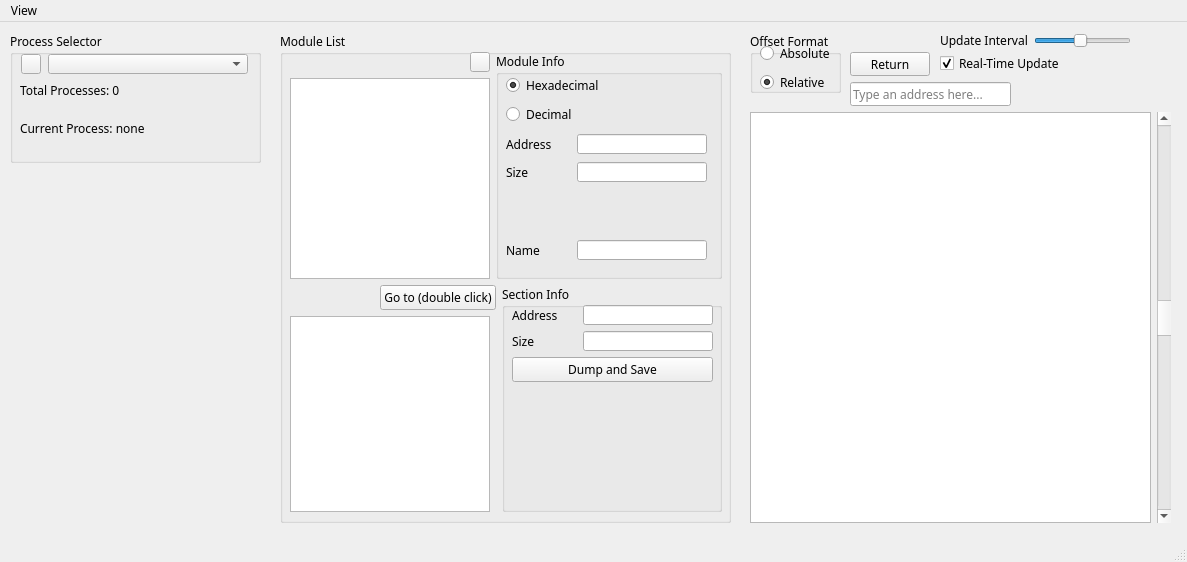
Qt form cmainwindow.ui (kvakazabra/memObserver) before a commit.
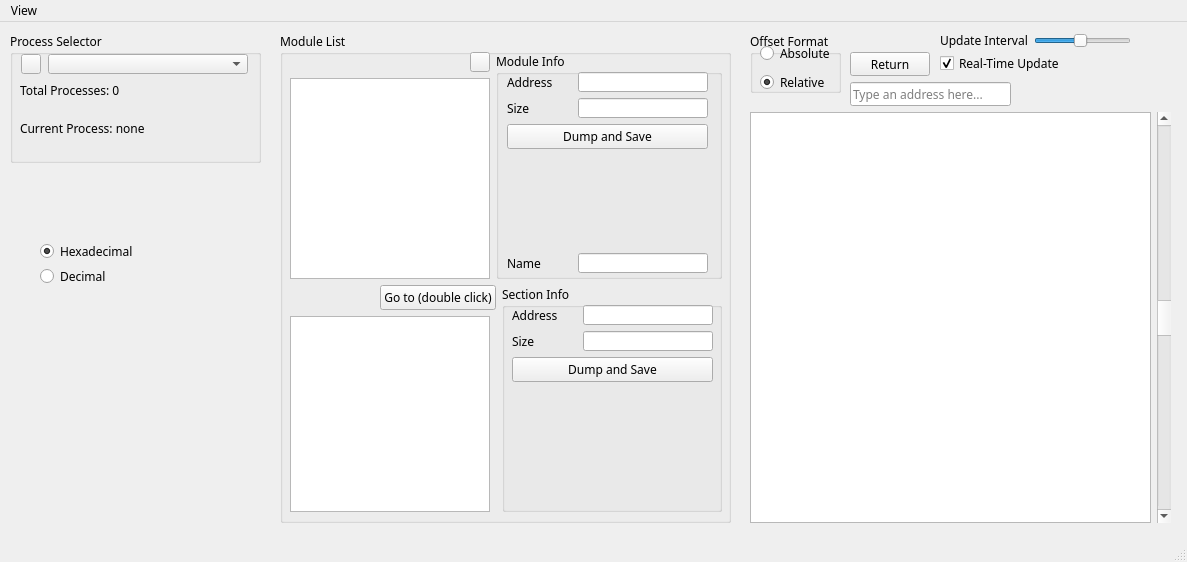
The same form after that commit. Icons and pictures are not drawn.

Commit message: Add module dumper

The edit to the form file:
```diff
--- a/cmainwindow.ui
+++ b/cmainwindow.ui
@@ -303,43 +303,16 @@
           <property name="title">
            <string>Module Info</string>
           </property>
-          <widget class="QWidget" name="layoutWidget">
+          <widget class="QWidget" name="">
            <property name="geometry">
             <rect>
-             <x>10</x>
+             <x>11</x>
              <y>20</y>
              <width>201</width>
-             <height>191</height>
+             <height>201</height>
             </rect>
            </property>
            <layout class="QVBoxLayout" name="verticalLayout_2">
-            <item>
-             <layout class="QVBoxLayout" name="verticalLayout_4">
-              <item>
-               <widget class="QRadioButton" name="moduleInfoHexadecimalButton">
-                <property name="text">
-                 <string>Hexadecimal</string>
-                </property>
-                <property name="iconSize">
-                 <size>
-                  <width>16</width>
-                  <height>16</height>
-                 </size>
-                </property>
-                <property name="checked">
-                 <bool>true</bool>
-                </property>
-               </widget>
-              </item>
-              <item>
-               <widget class="QRadioButton" name="moduleInfoDecimalButton">
-                <property name="text">
-                 <string>Decimal</string>
-                </property>
-               </widget>
-              </item>
-             </layout>
-            </item>
             <item>
              <layout class="QHBoxLayout" name="horizontalLayout_2">
               <property name="sizeConstraint">
@@ -424,18 +397,44 @@
               </item>
              </layout>
             </item>
+            <item>
+             <widget class="QPushButton" name="dumpModuleButton">
+              <property name="text">
+               <string>Dump and Save</string>
+              </property>
+             </widget>
+            </item>
+            <item>
+             <widget class="QLabel" name="dumpModuleLastMessageLabel">
+              <property name="minimumSize">
+               <size>
+                <width>0</width>
+                <height>60</height>
+               </size>
+              </property>
+              <property name="inputMethodHints">
+               <set>Qt::ImhMultiLine</set>
+              </property>
+              <property name="text">
+               <string/>
+              </property>
+              <property name="alignment">
+               <set>Qt::AlignLeading|Qt::AlignLeft|Qt::AlignTop</set>
+              </property>
+              <property name="wordWrap">
+               <bool>true</bool>
+              </property>
+             </widget>
+            </item>
             <item>
              <spacer name="verticalSpacer">
               <property name="orientation">
                <enum>Qt::Vertical</enum>
               </property>
-              <property name="sizeType">
-               <enum>QSizePolicy::Maximum</enum>
-              </property>
               <property name="sizeHint" stdset="0">
                <size>
                 <width>20</width>
-                <height>50</height>
+                <height>40</height>
                </size>
               </property>
              </spacer>
@@ -841,7 +840,7 @@
      </item>
     </layout>
    </widget>
-   <widget class="QWidget" name="">
+   <widget class="QWidget" name="layoutWidget">
     <property name="geometry">
      <rect>
       <x>940</x>
@@ -879,6 +878,41 @@
      </item>
     </layout>
    </widget>
+   <widget class="QWidget" name="">
+    <property name="geometry">
+     <rect>
+      <x>40</x>
+      <y>220</y>
+      <width>199</width>
+      <height>44</height>
+     </rect>
+    </property>
+    <layout class="QVBoxLayout" name="verticalLayout_4">
+     <item>
+      <widget class="QRadioButton" name="moduleInfoHexadecimalButton">
+       <property name="text">
+        <string>Hexadecimal</string>
+       </property>
+       <property name="iconSize">
+        <size>
+         <width>16</width>
+         <height>16</height>
+        </size>
+       </property>
+       <property name="checked">
+        <bool>true</bool>
+       </property>
+      </widget>
+     </item>
+     <item>
+      <widget class="QRadioButton" name="moduleInfoDecimalButton">
+       <property name="text">
+        <string>Decimal</string>
+       </property>
+      </widget>
+     </item>
+    </layout>
+   </widget>
   </widget>
   <widget class="QMenuBar" name="menubar">
    <property name="geometry">
```
The commit also changes 4 other files.
